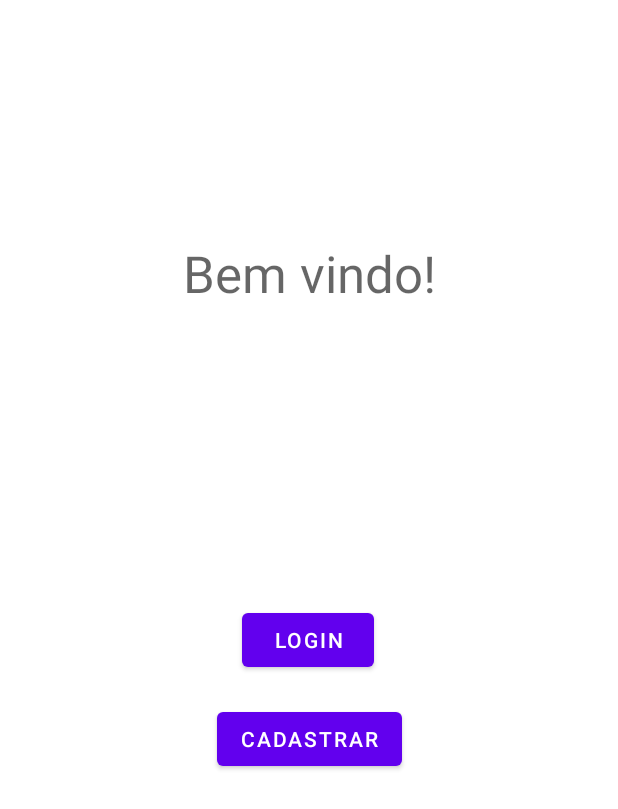
After one commit to TiagoFleischauer/camaraDepAndroid, an Android app: the layout activity_welcome.xml on its own in the app's theme, with its tools: preview values and no code run, on a phone screen of 412 x 824 dp. The commit adds this screen. Shown: the top 809 px of the screen. Run offline under Robolectric (Android 15) with nearby library versions, the phone set to English and light mode, and no system bars.

Commit message:
tela boas vindas

```diff
--- /dev/null
+++ b/app/src/main/res/layout/activity_welcome.xml
@@ -0,0 +1,40 @@
+<?xml version="1.0" encoding="utf-8"?>
+<androidx.constraintlayout.widget.ConstraintLayout xmlns:android="http://schemas.android.com/apk/res/android"
+    xmlns:app="http://schemas.android.com/apk/res-auto"
+    xmlns:tools="http://schemas.android.com/tools"
+    android:layout_width="match_parent"
+    android:layout_height="match_parent"
+    tools:context=".WelcomeActivity">
+
+    <TextView
+        android:id="@+id/textView3"
+        android:layout_width="wrap_content"
+        android:layout_height="wrap_content"
+        android:layout_marginTop="159dp"
+        android:text="Bem vindo!"
+        android:textAppearance="@style/TextAppearance.AppCompat.Display1"
+        app:layout_constraintEnd_toEndOf="parent"
+        app:layout_constraintStart_toStartOf="parent"
+        app:layout_constraintTop_toTopOf="parent" />
+
+    <Button
+        android:id="@+id/logar"
+        android:layout_width="wrap_content"
+        android:layout_height="wrap_content"
+        android:layout_marginBottom="18dp"
+        android:text="@string/login"
+        app:layout_constraintBottom_toTopOf="@+id/cadastrar"
+        app:layout_constraintEnd_toEndOf="parent"
+        app:layout_constraintHorizontal_bias="0.498"
+        app:layout_constraintStart_toStartOf="parent" />
+
+    <Button
+        android:id="@+id/cadastrar"
+        android:layout_width="wrap_content"
+        android:layout_height="wrap_content"
+        android:layout_marginBottom="307dp"
+        android:text="@string/cadastrar"
+        app:layout_constraintBottom_toBottomOf="parent"
+        app:layout_constraintEnd_toEndOf="parent"
+        app:layout_constraintStart_toStartOf="parent" />
+</androidx.constraintlayout.widget.ConstraintLayout>
```
Also changed, not shown: app/src/main/AndroidManifest.xml (+8 -5 lines), app/src/main/java/com/example/camaraDep/MainActivity.java (+13 -0 lines), app/src/main/java/com/example/camaraDep/WelcomeActivity.java (added, +41 -0 lines).
